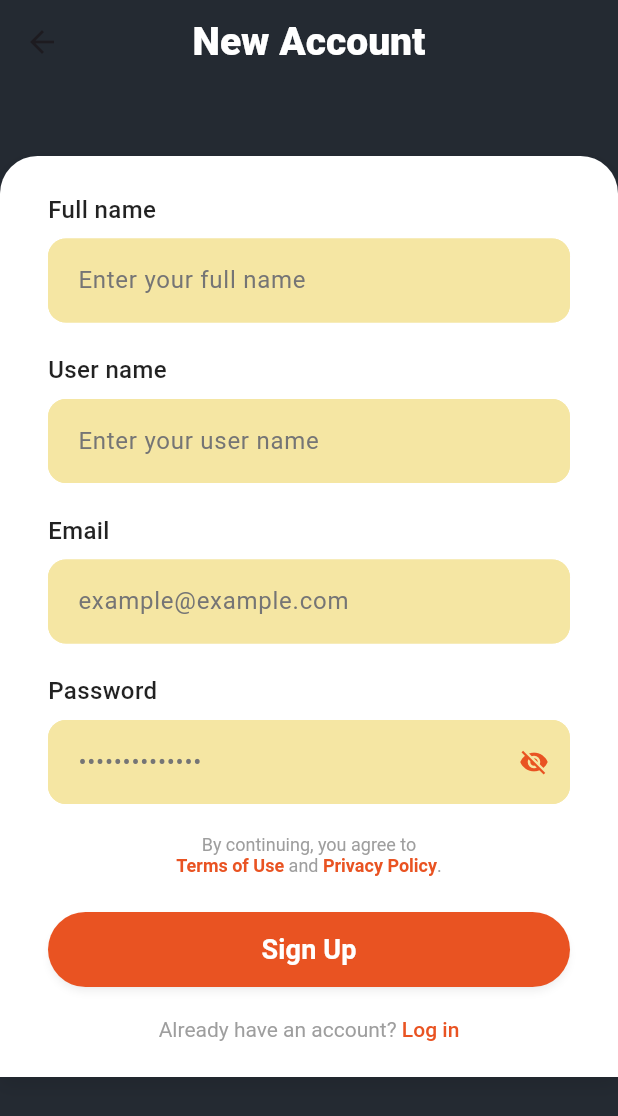
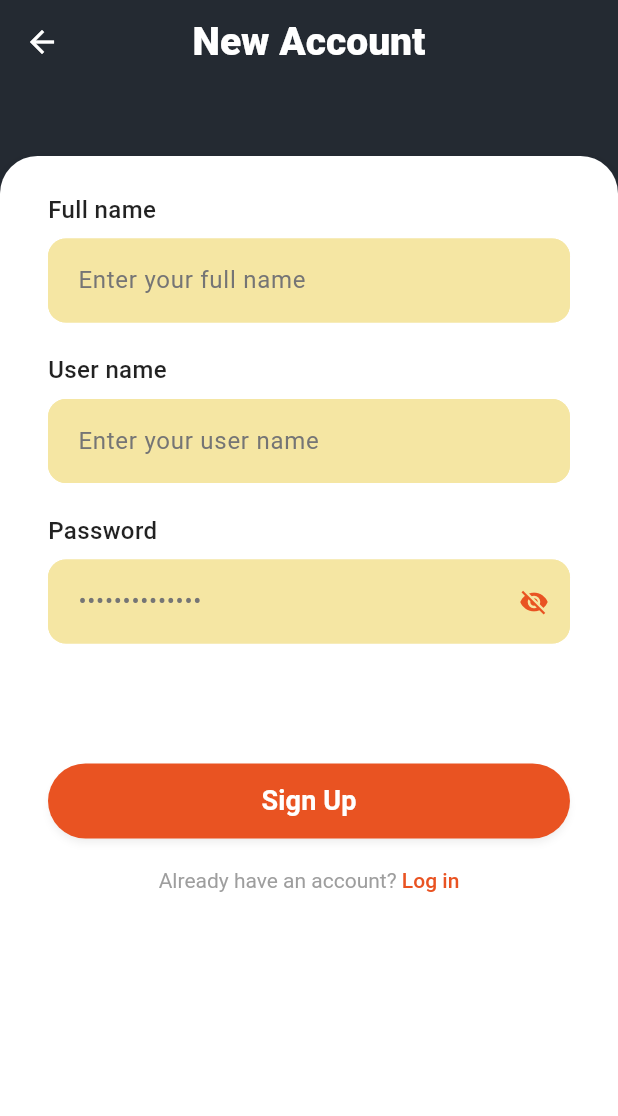
Before and after one commit to Abikayusri/FlutterTaskThreeUdacoding, a Flutter app: the screen it shows after launch, after a tap on an icon or button, on a phone screen of 412 x 824 dp. Shown: the top 1116 px of the screen. Run offline on Flutter 3.47's test engine with Material 3 defaults, Android fonts, the phone set to English and light mode, and no system bars.

Commit message:
[Feature] adjust movie detail screen, login screen, and register screen

```diff
--- a/lib/main.dart
+++ b/lib/main.dart
@@ -33,7 +33,7 @@ class MyApp extends StatelessWidget {
           username: ModalRoute.of(context)?.settings.arguments as String,
         ),
         NavigationRoute.detailRoute.name: (context) => MovieDetailScreen(
-          movies: ModalRoute.of(context)?.settings.arguments as MovieModel,
+          movie: ModalRoute.of(context)?.settings.arguments as MovieModel,
         ),
       },
     );
--- a/lib/model/movie_list.dart
+++ b/lib/model/movie_list.dart
@@ -7,7 +7,6 @@ String movieModelToJson(MovieModel data) => json.encode(data.toJson());
 
 class MovieModel {
   final String? backdropPath;
-  final int? id;
   final String? overview;
   final double? popularity;
   final String? posterPath;
@@ -17,7 +16,6 @@ class MovieModel {
 
   MovieModel({
     this.backdropPath,
-    this.id,
     this.overview,
     this.popularity,
     this.posterPath,
@@ -28,7 +26,6 @@ class MovieModel {
 
   factory MovieModel.fromJson(Map<String, dynamic> json) => MovieModel(
     backdropPath: json["backdrop_path"],
-    id: json["id"],
     overview: json["overview"],
     popularity: json["popularity"]?.toDouble(),
     posterPath: json["poster_path"],
@@ -41,7 +38,6 @@ class MovieModel {
 
   Map<String, dynamic> toJson() => {
     "backdrop_path": backdropPath,
-    "id": id,
     "overview": overview,
     "popularity": popularity,
     "poster_path": posterPath,
@@ -55,7 +51,6 @@ class MovieModel {
 final List movieList = [
   MovieModel(
     backdropPath: "assets/images/backdrop/ic_backdrop1.jpg",
-    id: 755898,
     overview:
         "Will Radford is a top analyst for Homeland Security who tracks potential threats through a mass surveillance program, until one day an attack by an unknown entity leads him to question whether the government is hiding something from him... and from the rest of the world.",
     popularity: 1951.6717,
@@ -66,7 +61,6 @@ final List movieList = [
   ),
   MovieModel(
     backdropPath: "assets/images/backdrop/ic_backdrop2.jpg",
-    id: 1234821,
     overview:
         "Five years after the events of Jurassic World Dominion, covert operations expert Zora Bennett is contracted to lead a skilled team on a top-secret mission to secure genetic material from the world's three most massive dinosaurs. When Zora's operation intersects with a civilian family whose boating expedition was capsized, they all find themselves stranded on an island where they come face-to-face with a sinister, shocking discovery that's been hidden from the world for decades.",
     popularity: 1236.3748,
@@ -77,7 +71,6 @@ final List movieList = [
   ),
   MovieModel(
     backdropPath: "assets/images/backdrop/ic_backdrop3.jpg",
-    id: 986206,
     overview:
         "A blogger who is also a werewolf meets a dashing playboy with a dark secret of his own. Starring Logan Andrews and Christian Howard.",
     popularity: 421.3215,
@@ -88,7 +81,6 @@ final List movieList = [
   ),
   MovieModel(
     backdropPath: "assets/images/backdrop/ic_backdrop4.jpg",
-    id: 1106289,
     overview:
         "A routine cash pickup takes a wild turn when mismatched armored truck drivers Russell and Travis are ambushed by ruthless criminals led by savvy mastermind Zoe.",
     popularity: 477.8545,
@@ -99,7 +91,6 @@ final List movieList = [
   ),
   MovieModel(
     backdropPath: "assets/images/backdrop/ic_backdrop5.jpg",
-    id: 1155281,
     overview:
         "Taishi Wen Zhong led the army of Shang Dynasty including Deng Chanyu and four generals of the Mo Family to Xiqi. With the help of Kunlun immortals such as Jiang Ziya, Ji Fa led the army and civilians of Xiqi to defend their homeland.",
     popularity: 471.5759,
@@ -110,7 +101,6 @@ final List movieList = [
   ),
   MovieModel(
     backdropPath: "assets/images/backdrop/ic_backdrop6.jpg",
-    id: 1087192,
     overview:
         "On the rugged isle of Berk, where Vikings and dragons have been bitter enemies for generations, Hiccup stands apart, defying centuries of tradition when he befriends Toothless, a feared Night Fury dragon. Their unlikely bond reveals the true nature of dragons, challenging the very foundations of Viking society.",
     popularity: 396.9524,
@@ -121,7 +111,6 @@ final List movieList = [
   ),
   MovieModel(
     backdropPath: "assets/images/backdrop/ic_backdrop7.jpg",
-    id: 1311031,
     overview:
         "As the Demon Slayer Corps members and Hashira engaged in a group strength training program, the Hashira Training, in preparation for the forthcoming battle against the demons, Muzan Kibutsuji appears at the Ubuyashiki Mansion. With the head of the Demon Corps in danger, Tanjiro and the Hashira rush to the headquarters but are plunged into a deep descent to a mysterious space by the hands of Muzan Kibutsuji. The destination of where Tanjiro and Demon Slayer Corps have fallen is the demons' stronghold – the Infinity Castle. And so, the battleground is set as the final battle between the Demon Slayer Corps and the demons ignites.",
     popularity: 342.7101,
@@ -132,7 +121,6 @@ final List movieList = [
   ),
   MovieModel(
     backdropPath: "assets/images/backdrop/ic_backdrop8.jpg",
-    id: 1100988,
     overview:
         "Twenty-eight years since the rage virus escaped a biological weapons laboratory, now, still in a ruthlessly enforced quarantine, some have found ways to exist amidst the infected. One such group lives on a small island connected to the mainland by a single, heavily-defended causeway. When one member departs on a mission into the dark heart of the mainland, he discovers secrets, wonders, and horrors that have mutated not only the infected but other survivors as well.",
     popularity: 266.1237,
@@ -143,7 +131,6 @@ final List movieList = [
   ),
   MovieModel(
     backdropPath: "assets/images/backdrop/ic_backdrop9.jpg",
-    id: 980477,
     overview:
         "After a catastrophic event leaves their bodies destroyed, Ne Zha and Ao Bing are granted a fragile second chance at life. As tensions rise between the dragon clans and celestial forces, the two must undergo a series of perilous trials that will test their bond, challenge their identities, and decide the fate of both mortals and immortals.",
     popularity: 284.5355,
@@ -154,7 +141,6 @@ final List movieList = [
   ),
   MovieModel(
     backdropPath: "assets/images/backdrop/ic_backdrop10.jpg",
-    id: 552524,
     overview:
         "The wildly funny and touching story of a lonely Hawaiian girl and the fugitive alien who helps to mend her broken family.",
     popularity: 239.6152,
--- a/lib/presentation/login/login_screen.dart
+++ b/lib/presentation/login/login_screen.dart
@@ -1,5 +1,4 @@
 import 'package:flutter/material.dart';
-import 'package:task_3/presentation/register/register_screen.dart';
 
 import '../../static/navigation_route.dart';
 import '../../style/colors/app_colors.dart';
@@ -12,16 +11,13 @@ class LoginScreen extends StatefulWidget {
 }
 
 class _LoginScreenState extends State<LoginScreen> {
-  // Controllers untuk handle data input
   final TextEditingController _usernameController = TextEditingController();
   final TextEditingController _passwordController = TextEditingController();
 
-  // State untuk password visibility
   bool _isPasswordVisible = false;
 
   @override
   void dispose() {
-    // Dispose controllers untuk prevent memory leaks
     _usernameController.dispose();
     _passwordController.dispose();
     super.dispose();
@@ -31,20 +27,18 @@ class _LoginScreenState extends State<LoginScreen> {
     String username = _usernameController.text.trim();
     String password = _passwordController.text.trim();
 
-    // Simple validation
     if (username.isEmpty || password.isEmpty) {
       ScaffoldMessenger.of(context).showSnackBar(
         SnackBar(
-          content: Text('Please fill all fields'),
+          content: Text("Please fill all fields"),
           backgroundColor: Colors.red,
         ),
       );
       return;
     }
 
-    // ✅ Default kredensial validation
-    const String defaultUsername = 'adminAdmin';
-    const String defaultPassword = 'Admin123!';
+    const String defaultUsername = "adminAdmin";
+    const String defaultPassword = "Admin123!";
 
     if (username != defaultUsername || password != defaultPassword) {
       ScaffoldMessenger.of(context).showSnackBar(
@@ -53,10 +47,10 @@ class _LoginScreenState extends State<LoginScreen> {
             mainAxisSize: MainAxisSize.min,
             crossAxisAlignment: CrossAxisAlignment.start,
             children: [
-              Text('Invalid credentials!'),
+              Text("Invalid credentials!"),
               SizedBox(height: 4),
               Text(
-                'Default: adminAdmin / Admin123!',
+                "Default: adminAdmin / Admin123!",
                 style: TextStyle(fontSize: 12, color: Colors.white70),
               ),
             ],
@@ -68,10 +62,9 @@ class _LoginScreenState extends State<LoginScreen> {
       return;
     }
 
-    // Show success message
     ScaffoldMessenger.of(context).showSnackBar(
       SnackBar(
-        content: Text('Login successful!'),
+        content: Text("Login successful!"),
         backgroundColor: Colors.green,
         duration: Duration(seconds: 1),
       ),
@@ -146,7 +139,7 @@ class _LoginScreenState extends State<LoginScreen> {
                       _buildLabel("Username"),
                       _buildTextField(
                         controller: _usernameController,
-                        hintText: "panitia17an",
+                        hintText: "Enter your user name",
                       ),
 
                       const SizedBox(height: 20),
@@ -172,28 +165,13 @@ class _LoginScreenState extends State<LoginScreen> {
                         ),
                       ),
 
-                      const SizedBox(height: 16),
-
-                      Align(
-                        alignment: Alignment.centerRight,
-                        child: Text(
-                          "Forgot Password",
-                          style: TextStyle(
-                            color: AppColors.primaryOrange,
-                            fontWeight: FontWeight.w600,
-                            fontSize: 14,
-                          ),
-                        ),
-                      ),
-
-                      const SizedBox(height: 32),
+                      const SizedBox(height: 82),
 
                       SizedBox(
                         width: double.infinity,
                         height: 50,
                         child: ElevatedButton(
                           onPressed: _handleLogin,
-                          // ✅ Handle login dengan state
                           style: ElevatedButton.styleFrom(
                             backgroundColor: AppColors.primaryOrange,
                             foregroundColor: Colors.white,
--- a/lib/presentation/register/register_screen.dart
+++ b/lib/presentation/register/register_screen.dart
@@ -11,21 +11,16 @@ class RegisterScreen extends StatefulWidget {
 }
 
 class _RegisterScreenState extends State<RegisterScreen> {
-  // Controllers untuk handle data input
   final TextEditingController _fullNameController = TextEditingController();
   final TextEditingController _usernameController = TextEditingController();
-  final TextEditingController _emailController = TextEditingController();
   final TextEditingController _passwordController = TextEditingController();
 
-  // State untuk password visibility
   bool _isPasswordVisible = false;
 
   @override
   void dispose() {
-    // Dispose controllers untuk prevent memory leaks
     _fullNameController.dispose();
     _usernameController.dispose();
-    _emailController.dispose();
     _passwordController.dispose();
     super.dispose();
   }
@@ -33,13 +28,10 @@ class _RegisterScreenState extends State<RegisterScreen> {
   void _handleRegister() {
     String fullName = _fullNameController.text.trim();
     String username = _usernameController.text.trim();
-    String email = _emailController.text.trim();
     String password = _passwordController.text.trim();
 
-    // Simple validation
     if (fullName.isEmpty ||
         username.isEmpty ||
-        email.isEmpty ||
         password.isEmpty) {
       ScaffoldMessenger.of(context).showSnackBar(
         SnackBar(
@@ -50,18 +42,6 @@ class _RegisterScreenState extends State<RegisterScreen> {
       return;
     }
 
-    // Basic email validation
-    if (!email.contains('@')) {
-      ScaffoldMessenger.of(context).showSnackBar(
-        SnackBar(
-          content: Text('Please enter a valid email'),
-          backgroundColor: Colors.red,
-        ),
-      );
-      return;
-    }
-
-    // Show success message
     ScaffoldMessenger.of(context).showSnackBar(
       SnackBar(
         content: Text('Account created successfully!'),
@@ -82,6 +62,10 @@ class _RegisterScreenState extends State<RegisterScreen> {
       appBar: AppBar(
         backgroundColor: AppColors.darkGray,
         elevation: 0,
+        leading: IconButton(
+          icon: const Icon(Icons.arrow_back, color: Colors.white),
+          onPressed: () => Navigator.pop(context),
+        ),
         title: Text(
           "New Account",
           style: TextStyle(
@@ -93,16 +77,19 @@ class _RegisterScreenState extends State<RegisterScreen> {
         centerTitle: true,
       ),
       backgroundColor: AppColors.darkGray,
-      body: SingleChildScrollView(
-        child: Column(
+      body: Column(
         children: [
-            SizedBox(height: 48),
-            Container(
+          const SizedBox(height: 48),
+
+          Expanded(
+            child: Container(
               width: double.infinity,
               padding: const EdgeInsets.all(24),
               decoration: BoxDecoration(
                 color: Colors.white,
-                borderRadius: BorderRadius.vertical(top: Radius.circular(25)),
+                borderRadius: const BorderRadius.vertical(
+                  top: Radius.circular(25),
+                ),
                 boxShadow: [
                   BoxShadow(
                     color: Colors.black.withOpacity(0.1),
@@ -111,6 +98,7 @@ class _RegisterScreenState extends State<RegisterScreen> {
                   ),
                 ],
               ),
+              child: SingleChildScrollView(
                 child: Padding(
                   padding: const EdgeInsets.symmetric(horizontal: 8),
                   child: Column(
@@ -128,15 +116,6 @@ class _RegisterScreenState extends State<RegisterScreen> {
                       _buildTextField(
                         controller: _usernameController,
                         hintText: "Enter your user name",
-                    ),
-
-                    const SizedBox(height: 20),
-
-                    _buildLabel("Email"),
-                    _buildTextField(
-                      controller: _emailController,
-                      hintText: "example@example.com",
-                      keyboardType: TextInputType.emailAddress,
                       ),
 
                       const SizedBox(height: 20),
@@ -162,49 +141,13 @@ class _RegisterScreenState extends State<RegisterScreen> {
                         ),
                       ),
 
-                    const SizedBox(height: 20),
-
-                    Center(
-                      child: RichText(
-                        textAlign: TextAlign.center,
-                        text: TextSpan(
-                          text: "By continuing, you agree to\n",
-                          style: const TextStyle(
-                            color: Colors.grey,
-                            fontSize: 12,
-                          ),
-                          children: [
-                            TextSpan(
-                              text: "Terms of Use",
-                              style: TextStyle(
-                                color: AppColors.primaryOrange,
-                                fontSize: 12,
-                                fontWeight: FontWeight.bold,
-                              ),
-                            ),
-                            const TextSpan(text: " and "),
-                            TextSpan(
-                              text: "Privacy Policy",
-                              style: TextStyle(
-                                color: AppColors.primaryOrange,
-                                fontSize: 12,
-                                fontWeight: FontWeight.bold,
-                              ),
-                            ),
-                            const TextSpan(text: "."),
-                          ],
-                        ),
-                      ),
-                    ),
-
-                    const SizedBox(height: 24),
+                      const SizedBox(height: 80),
 
                       SizedBox(
                         width: double.infinity,
                         height: 50,
                         child: ElevatedButton(
                           onPressed: _handleRegister,
-                        // ✅ Handle register dengan state
                           style: ElevatedButton.styleFrom(
                             backgroundColor: AppColors.primaryOrange,
                             foregroundColor: Colors.white,
@@ -252,12 +195,15 @@ class _RegisterScreenState extends State<RegisterScreen> {
                           ),
                         ),
                       ),
+
+                      const SizedBox(height: 32),
                     ],
                   ),
                 ),
               ),
+            ),
+          ),
         ],
-        ),
       ),
     );
   }
@@ -292,9 +238,7 @@ class _RegisterScreenState extends State<RegisterScreen> {
       ),
       child: TextFormField(
         controller: controller,
-        // ✅ Added controller
         obscureText: isPassword ? !_isPasswordVisible : false,
-        // ✅ Dynamic password visibility
         keyboardType: keyboardType,
         readOnly: readOnly,
         onTap: onTap,
```
Also changed, not shown: lib/model/movie_detail.dart (deleted, +0 -249 lines), lib/presentation/detail/movie_detail_screen.dart (+138 -136 lines), lib/presentation/home/home_screen.dart (+6 -2 lines), lib/presentation/home/movie_card.dart (+3 -10 lines). Lines whose indentation alone changed are shown as unchanged.
